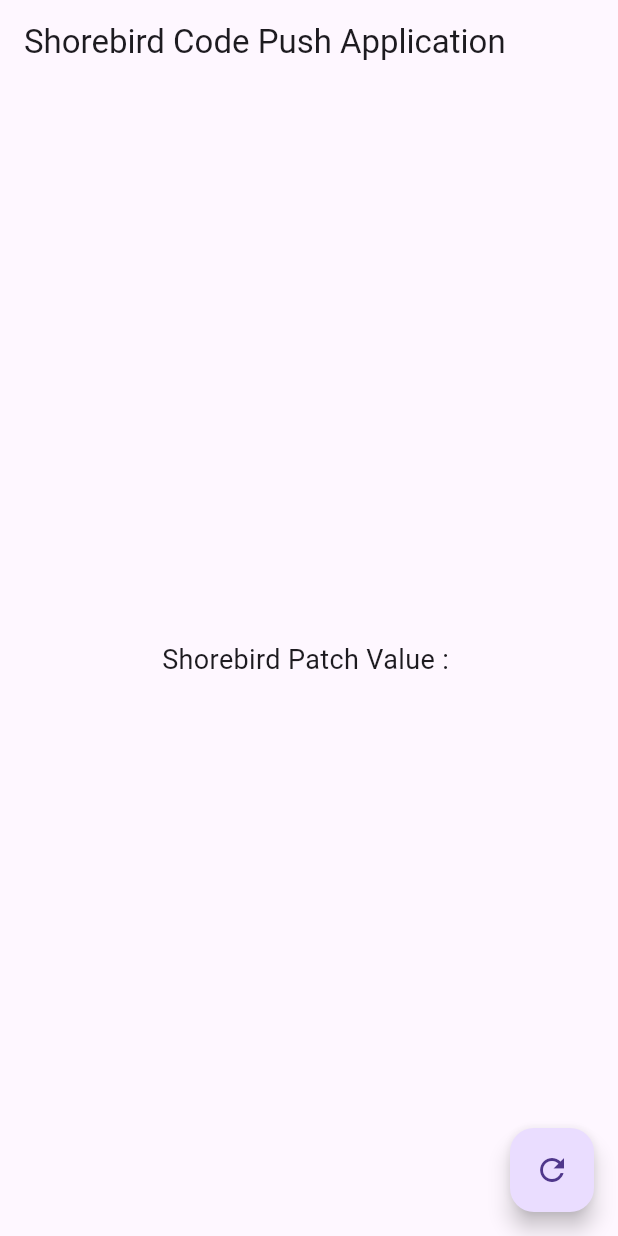
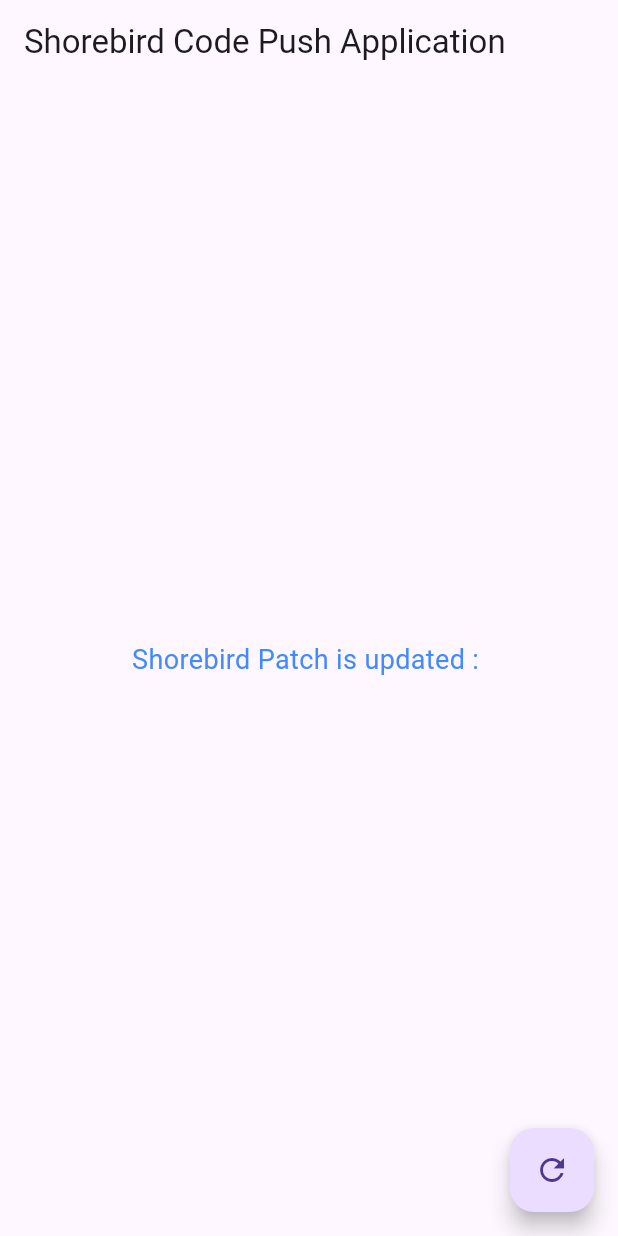
Before and after one commit to PankajJoshi-hp/attendance-app-new, a Flutter app: the screen it shows after launch, on a phone screen of 412 x 824 dp. Run offline on Flutter 3.47's test engine with Material 3 defaults, Android fonts, the phone set to English and light mode, and no system bars; missing offline and left inert: shorebird_code_push.

Commit message:
Changed the color of the text in main.dart file

```diff
--- a/lib/main.dart
+++ b/lib/main.dart
@@ -50,8 +50,8 @@
       appBar: AppBar(title: const Text('Shorebird Code Push Application ')),
       body: Center(
         child: Text(
-          'Shorebird Patch Value : ${_currentPatch?.number ?? "None"}',
-          style: const TextStyle(fontSize: 18),
+          'Shorebird Patch is updated : ${_currentPatch?.number ?? "None"}',
+          style: const TextStyle(fontSize: 18, color: Colors.blueAccent),
         ),
       ),
       floatingActionButton: FloatingActionButton(
```
Also changed, not shown: 4 other files.
